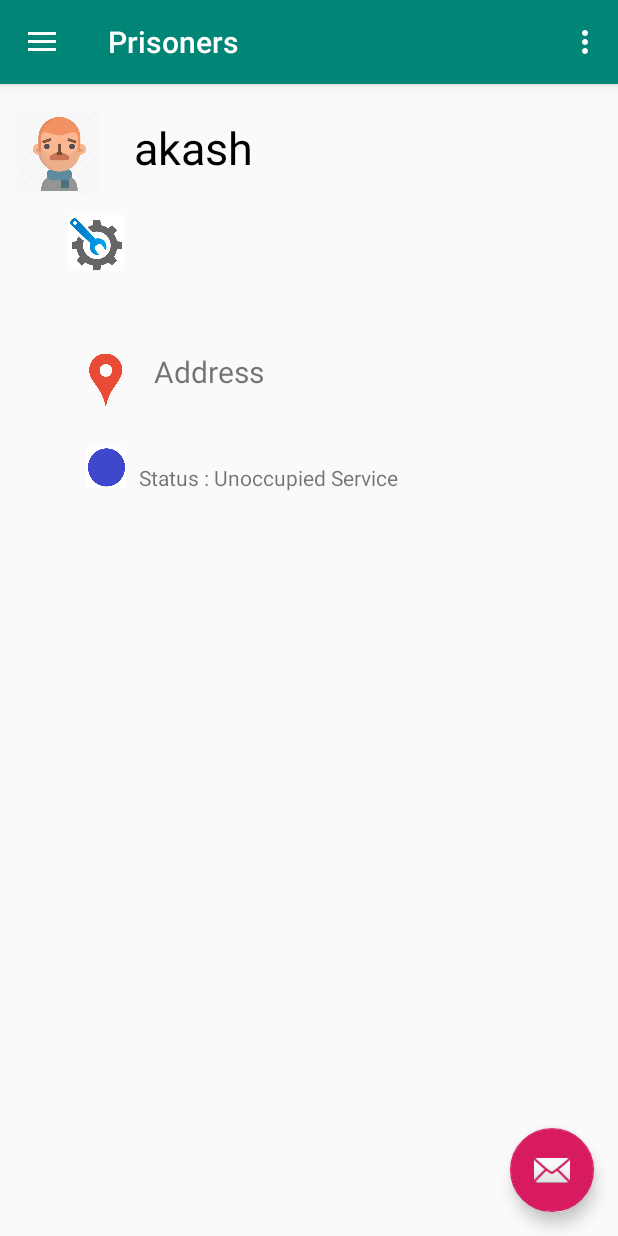
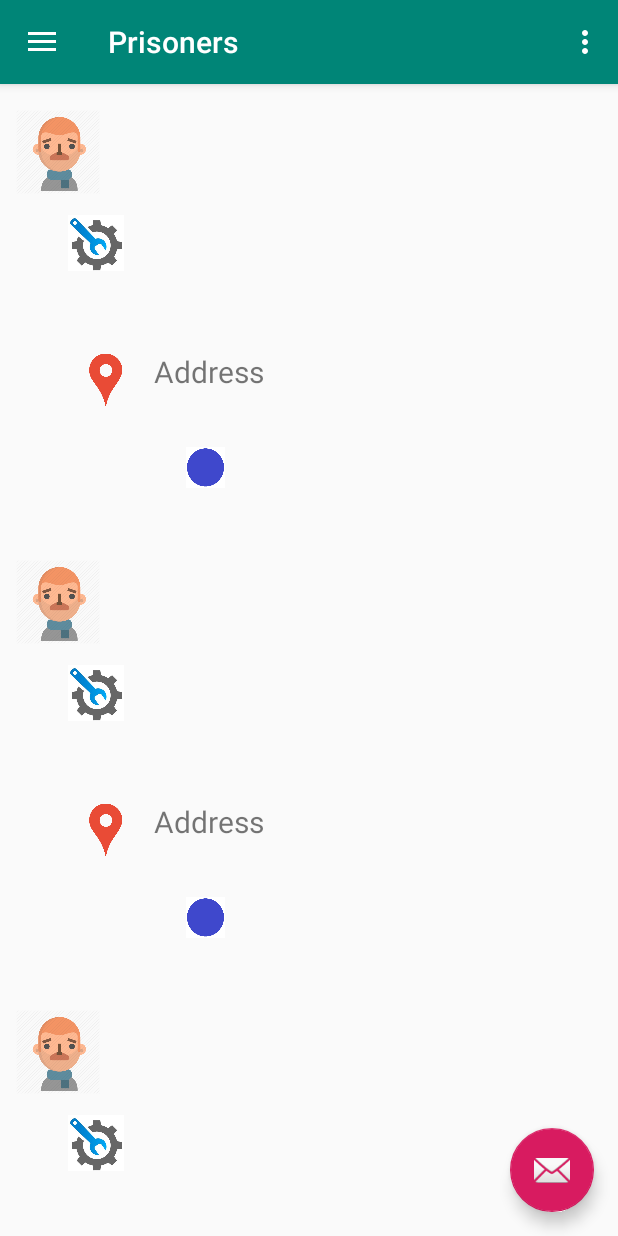
Before and after one commit to Allusion1015/Prison-I, an Android app: the Prisoners_NavDrawAct screen opened directly, with no data from a screen before it, on a phone screen of 412 x 824 dp. Run offline under Robolectric (Android 15) with nearby library versions, the phone set to English and light mode, and no system bars; our stand-ins replace Firebase (no records; nobody signed in at launch, a user with empty details on screens opened directly); 2 statements that could not run were skipped.

Commit message:
recycler view data set from firebase (Static )

```diff
--- a/app/src/main/java/com/example/prison_i/AdapterProgram.java
+++ b/app/src/main/java/com/example/prison_i/AdapterProgram.java
@@ -13,17 +13,17 @@ public class AdapterProgram extends RecyclerView.Adapter<AdapterProgram.ProgramV
     private  String[] userNameData;
     //private String[] userServiceData;
    // private String[] userAddressData;
-   // private String[] userStatusText;
+    private String[] userStatusText;
    // private int[] userImageStatusText;
 
 
-    public AdapterProgram(String[] data )
+    public AdapterProgram(String[] data , String[] StatusText )
     //, String[] ServiceData , String[] addressData , String[] StatusText, int[] ImageStatusText){
 
     {  this.userNameData = data;
        // this.userServiceData = ServiceData;
       //  this.userAddressData = addressData;
-      //  this.userStatusText = StatusText;
+        this.userStatusText = StatusText;
       //  this.userImageStatusText = ImageStatusText;
     }
 
@@ -42,14 +42,14 @@ public class AdapterProgram extends RecyclerView.Adapter<AdapterProgram.ProgramV
         String name = userNameData[i];
        // String service = userServiceData[i];
       //  String address = userAddressData[i];
-      //  String statusT = userStatusText[i];
+        String statusT = userStatusText[i];
      //   int imageStatusT = userImageStatusText[i];
 
 
         programViewHolder.textView.setText(name);
        // programViewHolder.textDataView.setText(service);
      //   programViewHolder.textAddressView.setText(address);
-     //   programViewHolder.textStatusView.setText(statusT);
+        programViewHolder.textStatusView.setText(statusT);
 
       /*  if(imageStatusT == 0){programViewHolder.imgview.setImageResource(R.drawable.bulebutton); }
         else if(imageStatusT == 1){programViewHolder.imgview.setImageResource(R.drawable.yellowbutton); }
@@ -75,7 +75,7 @@ public class AdapterProgram extends RecyclerView.Adapter<AdapterProgram.ProgramV
             textView = (TextView) itemView.findViewById(R.id.textView);
         //    textDataView = (TextView) itemView.findViewById(R.id.textView2);
          //   textAddressView = (TextView) itemView.findViewById(R.id.AddressTextView);
-         //   textStatusView = (TextView) itemView.findViewById(R.id.statusView);
+            textStatusView = (TextView) itemView.findViewById(R.id.statusView);
 
         }
     }
--- a/app/src/main/java/com/example/prison_i/AdminSignUp.java
+++ b/app/src/main/java/com/example/prison_i/AdminSignUp.java
@@ -38,7 +38,7 @@ public class AdminSignUp extends AppCompatActivity {
 
         DatabaseReference dataRef;
         dataRef = databaseReference.child("ADMIN");
-
+       // dataRef.child(uuid).setValue(name);
 
 
         DatabaseReference uidRef = dataRef.child(uuid);
--- a/app/src/main/java/com/example/prison_i/MainActivity.java
+++ b/app/src/main/java/com/example/prison_i/MainActivity.java
@@ -41,7 +41,7 @@ findViewById(R.id.button).setOnClickListener(new View.OnClickListener(){
 });
         mAuth = FirebaseAuth.getInstance();
 
-        AdminSignUpIntent = new Intent(getApplicationContext(),AdminSignUp.class);
+        AdminSignUpIntent = new Intent(getApplicationContext(),Prisoners_NavDrawAct.class);
         //SignUPIntent = new Intent(getApplicationContext(),SignUp_Activity.class);
 
         JailorLoginIntent=new Intent(getApplicationContext(),Login_Activity.class);
--- a/app/src/main/java/com/example/prison_i/Prisoners_NavDrawAct.java
+++ b/app/src/main/java/com/example/prison_i/Prisoners_NavDrawAct.java
@@ -23,16 +23,21 @@ import com.google.firebase.database.DatabaseReference;
 import com.google.firebase.database.FirebaseDatabase;
 import com.google.firebase.database.ValueEventListener;
 
+import java.util.HashMap;
+
 public class Prisoners_NavDrawAct extends AppCompatActivity
         implements NavigationView.OnNavigationItemSelectedListener {
     Intent signUpIntent;
     RecyclerView recyclerView;
-    String[] NameArray = {"akash"};
+    String[] NameArray = {"","","",""};
+    String[] EmailArray = {"","","",""};
 
 
 
     FirebaseDatabase firebaseDatabase;
     DatabaseReference databaseReference;
+    int counter = 0;
+
 
 
 
@@ -50,19 +55,36 @@ public class Prisoners_NavDrawAct extends AppCompatActivity
         recyclerView.setLayoutManager(new LinearLayoutManager(this));
 
         firebaseDatabase = FirebaseDatabase.getInstance();
-        databaseReference = firebaseDatabase.getReference("HIvqSWR8TqQrDZL9z5lqTc6RXRH2");
+        databaseReference = firebaseDatabase.getReference("TqfQ8qsRDWZfiq177Tq3CZDXai62");
 
-        databaseReference.addValueEventListener(new ValueEventListener() {
+        DatabaseReference databaseReference2 = databaseReference.child("prisonerData").child("sTjfAltD4vf1gLp1dNiIxdz27Gs1");
+
+
+
+        databaseReference2.addValueEventListener(new ValueEventListener() {
             @Override
             public void onDataChange(DataSnapshot dataSnapshot) {
                 // This method is called once with the initial value and again
                 // whenever data at this location is updated.
+
+
+                NameArray[counter] =  dataSnapshot.child("Name").getValue().toString();
+                EmailArray[counter] =  dataSnapshot.child("Email").getValue().toString();
+
+                Log.d("TAG",  dataSnapshot.child("Name").getValue() + "null1234");
+                recyclerView.setAdapter(new AdapterProgram(NameArray,EmailArray));
+             /*       int counter = 0;
                 for(DataSnapshot ds : dataSnapshot.getChildren()) {
+                //Error
+
                     String message = ds.getValue(String.class);
+
+                    NameArray[counter] = message;
                     // String name = ds.child("name").getValue(String.class);
-                    Log.d("TAG", message  +  "null");
+                    Log.d("TAG_array", NameArray[counter]+ message  +  "null");
                     //textView.setText(message);
-                }
+                    counter++;
+                }*/
             }
 
             @Override
@@ -96,7 +118,7 @@ public class Prisoners_NavDrawAct extends AppCompatActivity
         navigationView.setNavigationItemSelectedListener(this);
 
 
-        recyclerView.setAdapter(new AdapterProgram(NameArray));
+        recyclerView.setAdapter(new AdapterProgram(NameArray,EmailArray));
     }
 
 
```
Also changed, not shown: app/src/main/res/drawable/red_icon.png (added).
